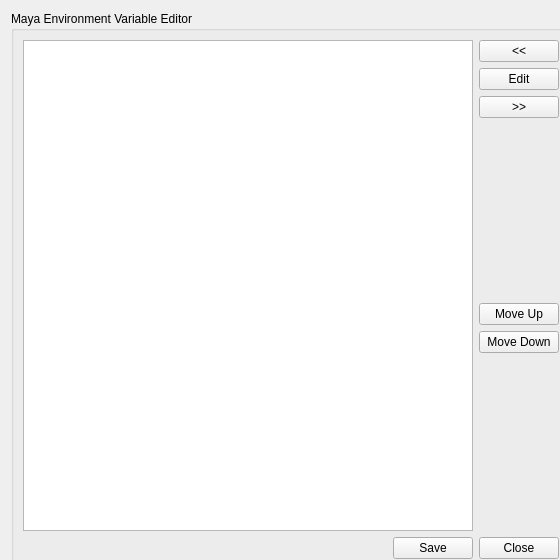
Before: the Qt Designer form python_module/stringeditor.ui in yamahigashi/MayaEnvEditor, drawn with Qt 5.
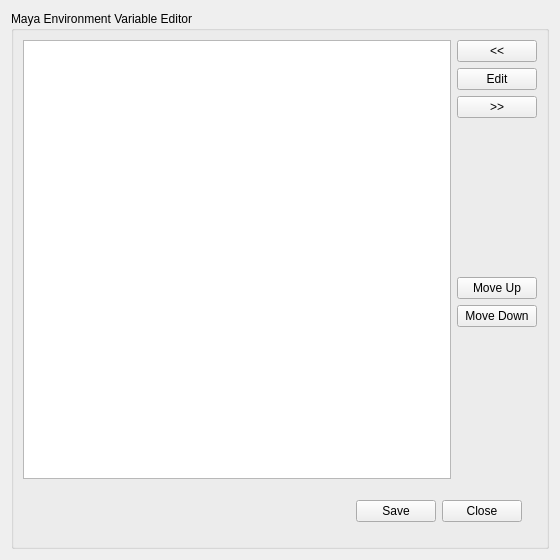
After: the same form once the commit is applied.

Patch:
```diff
--- a/python_module/stringeditor.ui
+++ b/python_module/stringeditor.ui
@@ -18,8 +18,8 @@
   </property>
   <property name="minimumSize">
    <size>
-    <width>560</width>
-    <height>560</height>
+    <width>0</width>
+    <height>0</height>
    </size>
   </property>
   <property name="windowTitle">
@@ -36,8 +36,8 @@
      </property>
      <property name="minimumSize">
       <size>
-       <width>560</width>
-       <height>560</height>
+       <width>0</width>
+       <height>0</height>
       </size>
      </property>
      <property name="title">
@@ -156,6 +156,9 @@
       </item>
       <item row="1" column="0">
        <layout class="QHBoxLayout" name="horizontalLayout" stretch="1,0,0">
+        <property name="margin">
+         <number>15</number>
+        </property>
         <item>
          <spacer name="horizontalSpacer">
           <property name="orientation">
```
